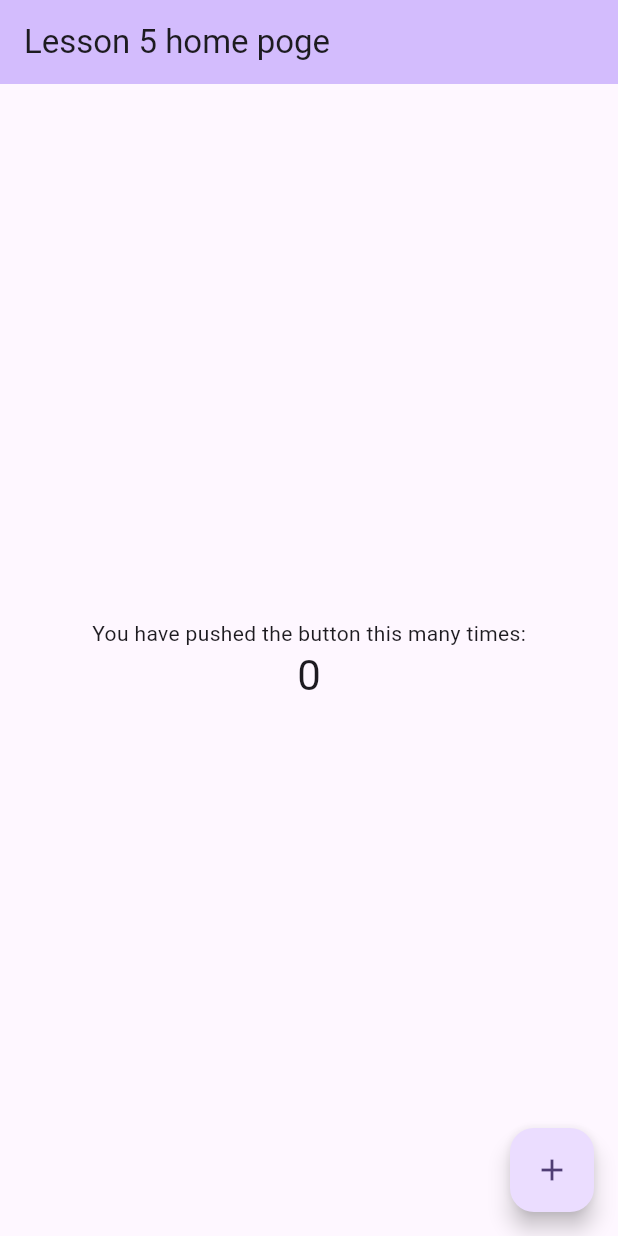
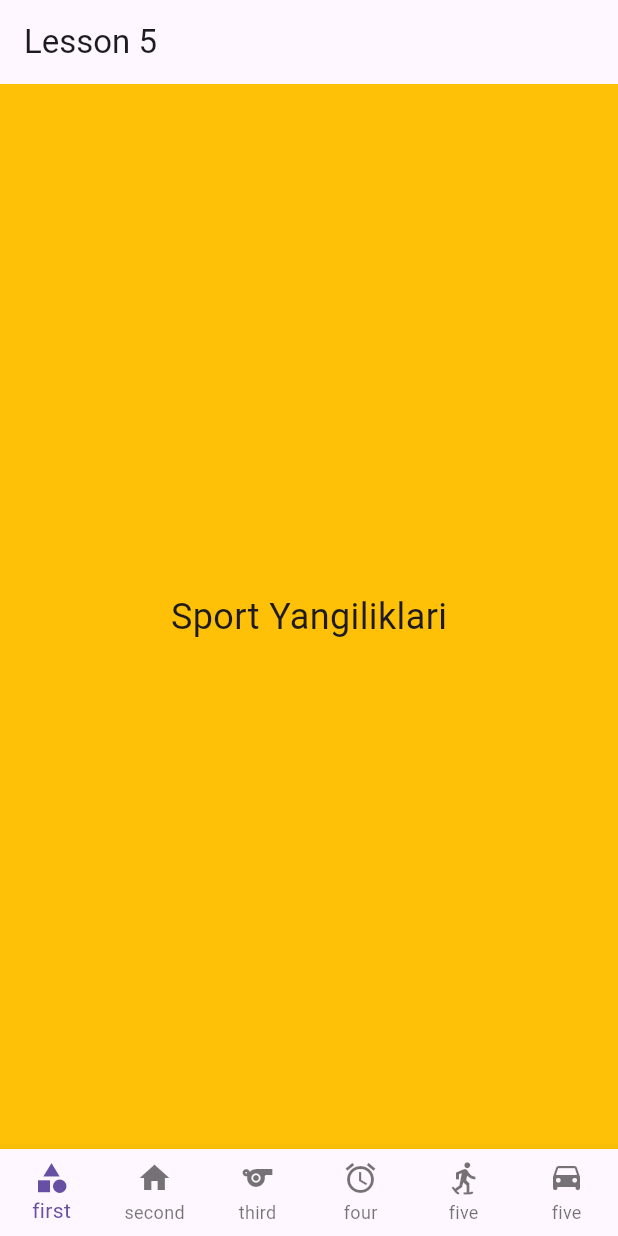
Before and after one commit to BunyodErmatov/lesson5, a Flutter app: the screen it shows after launch, on a phone screen of 412 x 824 dp. Run offline on Flutter 3.47's test engine with Material 3 defaults, Android fonts, the phone set to English and light mode, and no system bars.

Commit message:
second commit

```diff
--- /dev/null
+++ b/lib/daryo_page.dart
@@ -0,0 +1,42 @@
+import 'package:flutter/material.dart';
+import 'package:flutter_lesson_5/sport_page.dart';
+
+class DaryoPage extends StatelessWidget {
+  const DaryoPage({super.key});
+
+  @override
+  Widget build(BuildContext context) {
+    return DefaultTabController(
+      length: 3,
+      child: Scaffold(
+        appBar: AppBar(
+          title: Text("Daryo"),
+          backgroundColor: Colors.blue,
+          bottom: const TabBar(
+            labelColor: Colors.white,
+            isScrollable: true,
+            tabs: [
+              Tab(child: Icon(Icons.category)),
+              Tab(child: Text("ikkinchi sahifa sahifa")),
+              Tab(child: Text("uchinchi uchinchi uchinchi")),
+            ],
+          ),
+        ),
+
+        body: TabBarView(
+          children: [SportPage(), Text("Mahalliy"), Text("Dunyo")],
+        ),
+      ),
+    );
+  }
+
+  //   PreferredSizeWidget myTabbar() {
+  //     return PreferredSize(
+  //       preferredSize: Size.fromHeight(48),
+  //       child: Container(
+  //         color: Colors.white,
+  //         child:
+  //       ),
+  //     );
+  //   }
+}
--- /dev/null
+++ b/lib/home_page.dart
@@ -0,0 +1,55 @@
+import 'package:flutter/material.dart';
+import 'package:flutter_lesson_5/sport_page.dart';
+
+class HomePage extends StatefulWidget {
+  const HomePage({super.key});
+
+  @override
+  State<HomePage> createState() => _HomePageState();
+}
+
+class _HomePageState extends State<HomePage> {
+  final PageController pageController = PageController();
+
+  int _selectedPage = 0;
+
+  final _pages = [
+    SportPage(),
+    Text("data"),
+    Text("uchinchi"),
+    Text("to'rtinchi"),
+    Text("beshinchi"),
+    Text("oltinchi"),
+  ];
+
+  @override
+  Widget build(BuildContext context) {
+    return Scaffold(
+      appBar: AppBar(title: Text("Lesson 5")),
+      body: _pages[_selectedPage],
+      bottomNavigationBar: BottomNavigationBar(
+        type: BottomNavigationBarType.fixed,
+        currentIndex: _selectedPage,
+        onTap: (value) {
+          setState(() {
+            _selectedPage = value;
+          });
+        },
+        items: [
+          BottomNavigationBarItem(icon: Icon(Icons.category), label: 'first'),
+          BottomNavigationBarItem(icon: Icon(Icons.home), label: 'second'),
+          BottomNavigationBarItem(icon: Icon(Icons.sports), label: 'third'),
+          BottomNavigationBarItem(icon: Icon(Icons.alarm), label: 'four'),
+          BottomNavigationBarItem(
+            icon: Icon(Icons.snowshoeing_outlined),
+            label: 'five',
+          ),
+          BottomNavigationBarItem(
+            icon: Icon(Icons.time_to_leave),
+            label: 'five',
+          ),
+        ],
+      ),
+    );
+  }
+}
--- a/lib/main.dart
+++ b/lib/main.dart
@@ -1,4 +1,5 @@
 import 'package:flutter/material.dart';
+import 'package:flutter_lesson_5/home_page.dart';
 
 void main() {
   runApp(const MyApp());
@@ -7,116 +8,8 @@ void main() {
 class MyApp extends StatelessWidget {
   const MyApp({super.key});
 
-  // This widget is the root of your application.
   @override
   Widget build(BuildContext context) {
-    return MaterialApp(
-      title: 'Lseeon 5',
-      theme: ThemeData(
-        // This is the theme of your application.
-        //
-        // TRY THIS: Try running your application with "flutter run". You'll see
-        // the application has a purple toolbar. Then, without quitting the app,
-        // try changing the seedColor in the colorScheme below to Colors.green
-        // and then invoke "hot reload" (save your changes or press the "hot
-        // reload" button in a Flutter-supported IDE, or press "r" if you used
-        // the command line to start the app).
-        //
-        // Notice that the counter didn't reset back to zero; the application
-        // state is not lost during the reload. To reset the state, use hot
-        // restart instead.
-        //
-        // This works for code too, not just values: Most code changes can be
-        // tested with just a hot reload.
-        colorScheme: ColorScheme.fromSeed(seedColor: Colors.deepPurple),
-      ),
-      home: const MyHomePage(title: 'Lesson 5 home poge'),
-    );
+    return MaterialApp(home: HomePage());
   }
 }
-
-class MyHomePage extends StatefulWidget {
-  const MyHomePage({super.key, required this.title});
-
-  // This widget is the home page of your application. It is stateful, meaning
-  // that it has a State object (defined below) that contains fields that affect
-  // how it looks.
-
-  // This class is the configuration for the state. It holds the values (in this
-  // case the title) provided by the parent (in this case the App widget) and
-  // used by the build method of the State. Fields in a Widget subclass are
-  // always marked "final".
-
-  final String title;
-
-  @override
-  State<MyHomePage> createState() => _MyHomePageState();
-}
-
-class _MyHomePageState extends State<MyHomePage> {
-  int _counter = 0;
-
-  void _incrementCounter() {
-    setState(() {
-      // This call to setState tells the Flutter framework that something has
-      // changed in this State, which causes it to rerun the build method below
-      // so that the display can reflect the updated values. If we changed
-      // _counter without calling setState(), then the build method would not be
-      // called again, and so nothing would appear to happen.
-      _counter++;
-    });
-  }
-
-  @override
-  Widget build(BuildContext context) {
-    // This method is rerun every time setState is called, for instance as done
-    // by the _incrementCounter method above.
-    //
-    // The Flutter framework has been optimized to make rerunning build methods
-    // fast, so that you can just rebuild anything that needs updating rather
-    // than having to individually change instances of widgets.
-    return Scaffold(
-      appBar: AppBar(
-        // TRY THIS: Try changing the color here to a specific color (to
-        // Colors.amber, perhaps?) and trigger a hot reload to see the AppBar
-        // change color while the other colors stay the same.
-        backgroundColor: Theme.of(context).colorScheme.inversePrimary,
-        // Here we take the value from the MyHomePage object that was created by
-        // the App.build method, and use it to set our appbar title.
-        title: Text(widget.title),
-      ),
-      body: Center(
-        // Center is a layout widget. It takes a single child and positions it
-        // in the middle of the parent.
-        child: Column(
-          // Column is also a layout widget. It takes a list of children and
-          // arranges them vertically. By default, it sizes itself to fit its
-          // children horizontally, and tries to be as tall as its parent.
-          //
-          // Column has various properties to control how it sizes itself and
-          // how it positions its children. Here we use mainAxisAlignment to
-          // center the children vertically; the main axis here is the vertical
-          // axis because Columns are vertical (the cross axis would be
-          // horizontal).
-          //
-          // TRY THIS: Invoke "debug painting" (choose the "Toggle Debug Paint"
-          // action in the IDE, or press "p" in the console), to see the
-          // wireframe for each widget.
-          mainAxisAlignment: MainAxisAlignment.center,
-          children: <Widget>[
-            const Text('You have pushed the button this many times:'),
-            Text(
-              '$_counter',
-              style: Theme.of(context).textTheme.headlineMedium,
-            ),
-          ],
-        ),
-      ),
-      floatingActionButton: FloatingActionButton(
-        onPressed: _incrementCounter,
-        tooltip: 'Increment',
-        child: const Icon(Icons.add),
-      ), // This trailing comma makes auto-formatting nicer for build methods.
-    );
-  }
-}
--- /dev/null
+++ b/lib/sport_page.dart
@@ -0,0 +1,17 @@
+import 'package:flutter/material.dart';
+
+class SportPage extends StatelessWidget {
+  const SportPage({super.key});
+
+  @override
+  Widget build(BuildContext context) {
+    return Scaffold(
+      body: Container(
+        color: Colors.amber,
+        child: Center(
+          child: Text("Sport Yangiliklari", style: TextStyle(fontSize: 24)),
+        ),
+      ),
+    );
+  }
+}
```
